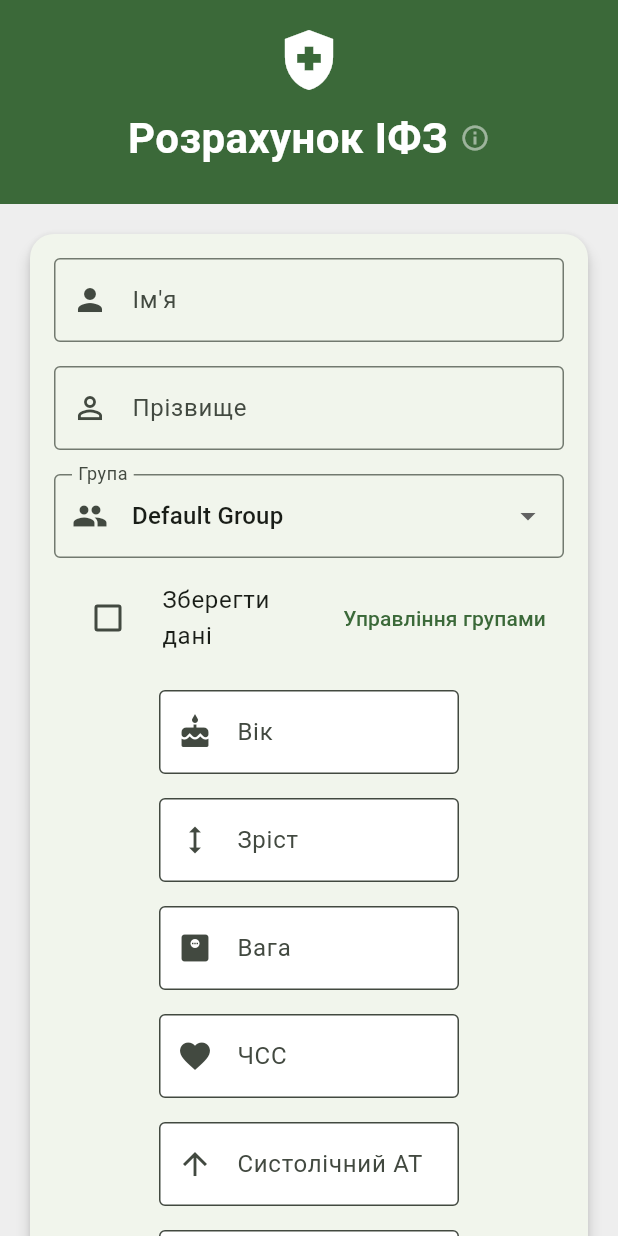
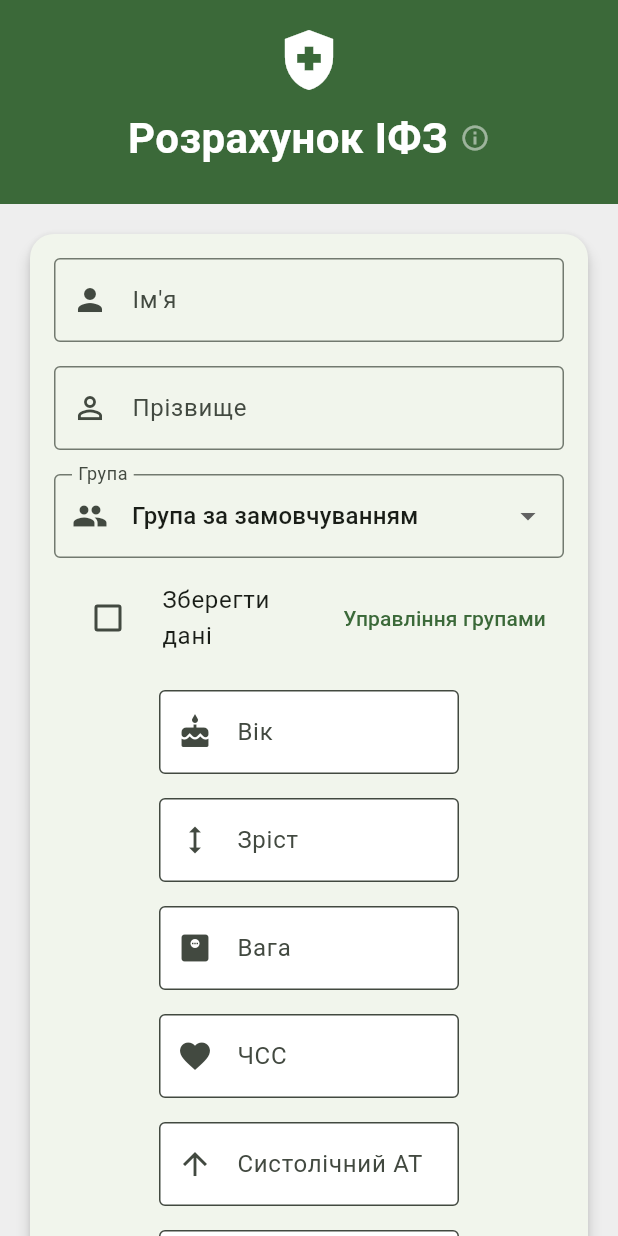
Before and after one commit to ksen0byte/health_index_app, a Flutter app: the screen it shows after launch, on a phone screen of 412 x 824 dp. Run offline on Flutter 3.47's test engine with Material 3 defaults, Android fonts, the phone set to English and light mode, and no system bars; our stand-ins replace csv, sqflite, sqflite_common_ffi, syncfusion_flutter_gauges; missing offline and left inert: file_selector; accounts and stored records are empty.

Commit message:
changed default group name

```diff
--- a/lib/repo/group_repo.dart
+++ b/lib/repo/group_repo.dart
@@ -3,7 +3,7 @@ import 'database_helper.dart';
 import '../models/group.dart';
 
 class GroupRepo {
-  static const defaultGroupName = 'Default Group';
+  static const defaultGroupName = 'Група за замовчуванням';
   static const table = 'groups';
 
   static const String createTableStr = '''
--- a/lib/screens/group_management_screen.dart
+++ b/lib/screens/group_management_screen.dart
@@ -253,7 +253,7 @@ class _GroupManagementScreenState extends State<GroupManagementScreen> {
                     selectedGroup = group;
                   },
                   decoration: const InputDecoration(
-                    labelText: 'Група', // 'Group'
+                    labelText: 'Каталог', // 'Group'
                   ),
                 ),
               ],
@@ -328,7 +328,7 @@ class _GroupManagementScreenState extends State<GroupManagementScreen> {
             ),
             const SizedBox(width: 8),
             Text(
-              'Управління групами', // 'Group Management'
+              'Управління каталогами', // 'Group Management'
               style: TextStyle(
                 color: colorScheme.onPrimary,
               ),
```
